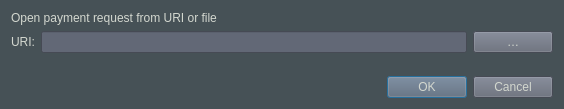
Above: src/qt/forms/openuridialog.ui from xCryptoCash/veles before the change. Below: the same form after it.
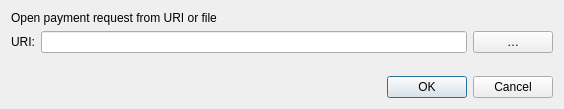
That is the form after the change. Custom widgets are drawn as their Qt base class.

Patch:
```diff
--- a/src/qt/forms/openuridialog.ui
+++ b/src/qt/forms/openuridialog.ui
@@ -13,11 +13,6 @@
   <property name="windowTitle">
    <string>Open URI</string>
   </property>
-  <property name="styleSheet">
-   <string notr="true">background-color:rgb(70, 81, 86);
-color:rgb(211, 215, 207);
-font: 75 12pt &quot;Uroob&quot;;</string>
-  </property>
   <layout class="QVBoxLayout" name="verticalLayout">
    <item>
     <widget class="QLabel" name="label_2">
@@ -36,24 +31,13 @@
       </widget>
      </item>
      <item>
-      <widget class="QValidatedLineEdit" name="uriEdit">
-       <property name="styleSheet">
-        <string notr="true">background-color:rgb(98, 104, 118);
-color:rgb(211, 215, 207);
-font: 75 12pt &quot;Uroob&quot;;</string>
-       </property>
-      </widget>
+      <widget class="QValidatedLineEdit" name="uriEdit"/>
      </item>
      <item>
       <widget class="QPushButton" name="selectFileButton">
        <property name="toolTip">
         <string>Select payment request file</string>
        </property>
-       <property name="styleSheet">
-        <string notr="true">background-color:rgb(98, 104, 118);
-color:rgb(211, 215, 207);
-font: 75 12pt &quot;Uroob&quot;;</string>
-       </property>
        <property name="text">
         <string notr="true">…</string>
        </property>
@@ -79,11 +63,6 @@
    </item>
    <item>
     <widget class="QDialogButtonBox" name="buttonBox">
-     <property name="styleSheet">
-      <string notr="true">background-color:rgb(98, 104, 118);
-color:rgb(211, 215, 207);
-font: 75 12pt &quot;Uroob&quot;;</string>
-     </property>
      <property name="orientation">
       <enum>Qt::Horizontal</enum>
      </property>
```
